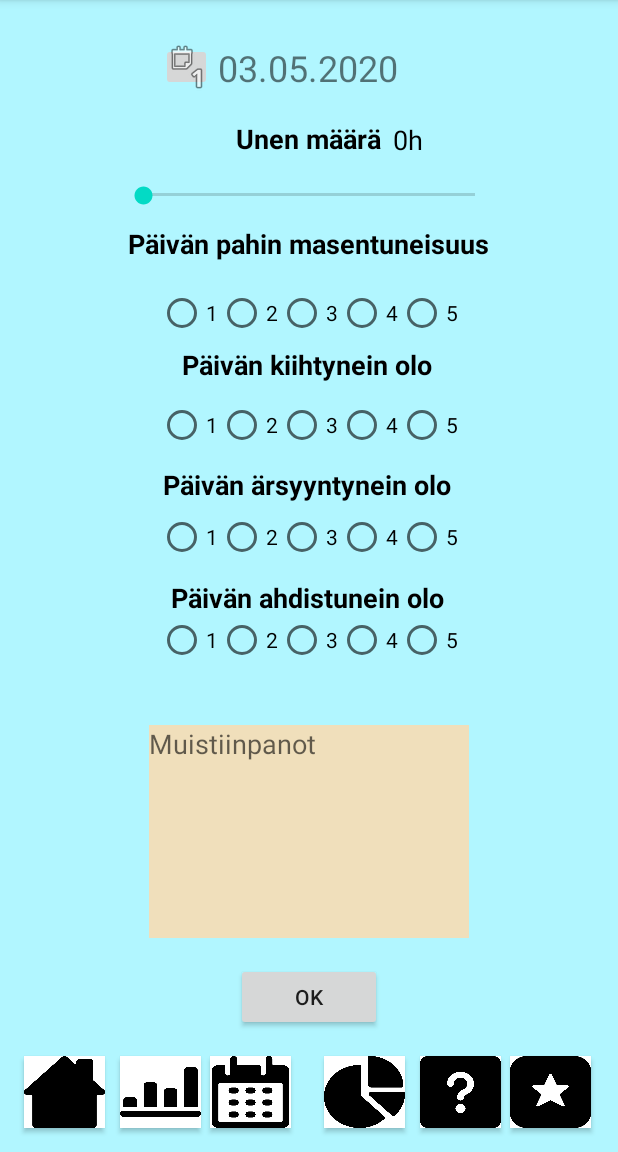
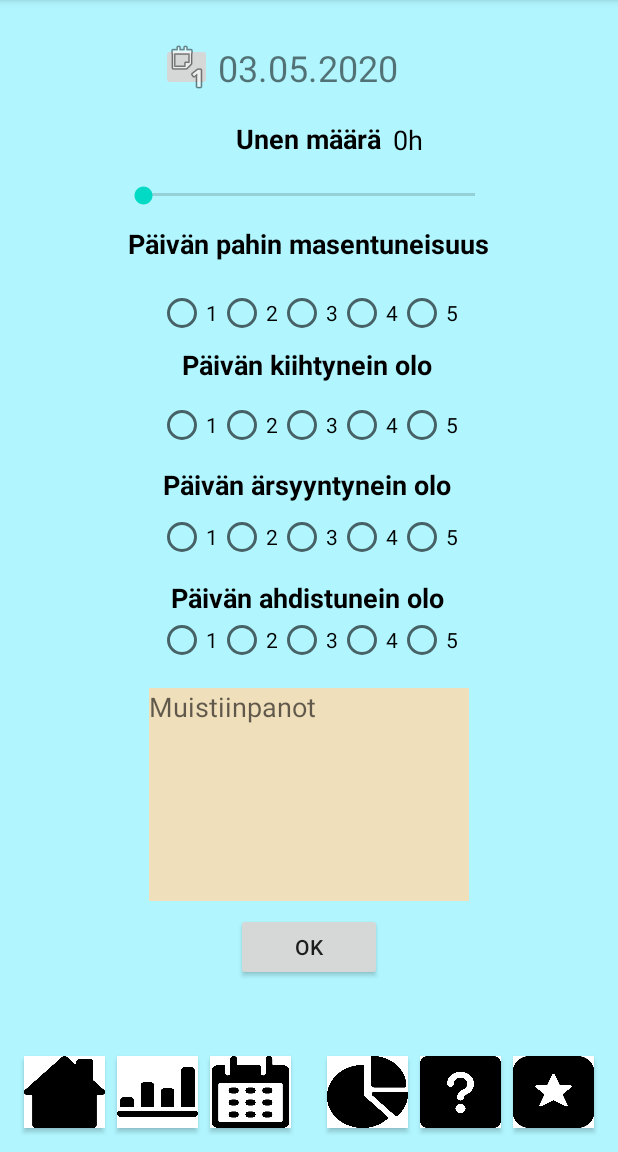
Before and after one commit to NicklasMichaelStellberg/Moodi, an Android app: the screen it shows after launch (MainActivity), on a phone screen of 412 x 824 dp, the part 84-1236 px from its top. Run offline under Robolectric (Android 15) with nearby library versions, the phone set to English and light mode, and no system bars.

Commit message:
Layout constraint muutoksia napeille

```diff
--- a/app/src/main/AndroidManifest.xml
+++ b/app/src/main/AndroidManifest.xml
@@ -9,6 +9,7 @@
         android:roundIcon="@mipmap/ic_launcher_round"
         android:supportsRtl="true"
         android:theme="@style/AppTheme">
+        <activity android:name=".SleepList"></activity>
         <activity android:name=".AverageDay" />
         <activity android:name=".charts" />
         <activity android:name=".Info" />
--- a/app/src/main/res/layout/activity_main.xml
+++ b/app/src/main/res/layout/activity_main.xml
@@ -331,61 +331,61 @@
         android:id="@+id/btnBarChart"
         android:layout_width="54dp"
         android:layout_height="48dp"
-        android:layout_marginStart="80dp"
-        android:layout_marginLeft="80dp"
+        android:layout_marginStart="8dp"
+        android:layout_marginLeft="8dp"
         android:layout_marginBottom="16dp"
         android:background="@drawable/analytics_bars"
         android:onClick="barChart"
         app:layout_constraintBottom_toBottomOf="parent"
-        app:layout_constraintStart_toStartOf="parent" />
+        app:layout_constraintStart_toEndOf="@+id/btnMain" />
 
     <Button
         android:id="@+id/btnCalendar"
         android:layout_width="54dp"
         android:layout_height="48dp"
-        android:layout_marginStart="140dp"
-        android:layout_marginLeft="140dp"
+        android:layout_marginStart="8dp"
+        android:layout_marginLeft="8dp"
         android:layout_marginBottom="16dp"
         android:background="@drawable/calendar_3"
         android:onClick="calendar"
         app:layout_constraintBottom_toBottomOf="parent"
-        app:layout_constraintStart_toStartOf="parent" />
+        app:layout_constraintStart_toEndOf="@+id/btnBarChart" />
 
     <Button
         android:id="@+id/btnPieChart"
         android:layout_width="54dp"
         android:layout_height="48dp"
-        android:layout_marginStart="216dp"
-        android:layout_marginLeft="216dp"
+        android:layout_marginEnd="8dp"
+        android:layout_marginRight="8dp"
         android:layout_marginBottom="16dp"
         android:background="@drawable/analytics_pie_2"
         android:onClick="pieChart"
         app:layout_constraintBottom_toBottomOf="parent"
-        app:layout_constraintStart_toStartOf="parent" />
+        app:layout_constraintEnd_toStartOf="@+id/btnInfo" />
 
     <Button
         android:id="@+id/btnInfo"
         android:layout_width="54dp"
         android:layout_height="48dp"
-        android:layout_marginStart="280dp"
-        android:layout_marginLeft="280dp"
+        android:layout_marginEnd="8dp"
+        android:layout_marginRight="8dp"
         android:layout_marginBottom="16dp"
         android:background="@drawable/question_help_square"
         android:onClick="info"
         app:layout_constraintBottom_toBottomOf="parent"
-        app:layout_constraintStart_toStartOf="parent" />
+        app:layout_constraintEnd_toStartOf="@+id/btnAverageDay" />
 
     <Button
         android:id="@+id/btnAverageDay"
         android:layout_width="54dp"
         android:layout_height="48dp"
-        android:layout_marginStart="340dp"
-        android:layout_marginLeft="340dp"
+        android:layout_marginEnd="16dp"
+        android:layout_marginRight="16dp"
         android:layout_marginBottom="16dp"
         android:background="@drawable/rating_star_square"
         android:onClick="averageDay"
         app:layout_constraintBottom_toBottomOf="parent"
-        app:layout_constraintStart_toStartOf="parent" />
+        app:layout_constraintEnd_toEndOf="parent" />
 
     <Button
         android:id="@+id/btnMain"
@@ -424,7 +424,7 @@
         android:id="@+id/notes"
         android:layout_width="213dp"
         android:layout_height="142dp"
-        android:layout_marginTop="24dp"
+        android:layout_marginTop="16dp"
         android:background="#E4F8DDB3"
         android:ems="10"
         android:gravity="top"
@@ -441,13 +441,12 @@
         android:id="@+id/button"
         android:layout_width="97dp"
         android:layout_height="45dp"
+        android:layout_marginTop="8dp"
         android:text="@string/Nappi"
-        app:layout_constraintBottom_toTopOf="@+id/btnCalendar"
         app:layout_constraintEnd_toEndOf="parent"
         app:layout_constraintHorizontal_bias="0.5"
         app:layout_constraintStart_toStartOf="parent"
-        app:layout_constraintTop_toBottomOf="@+id/notes"
-        app:layout_constraintVertical_bias="0.0" />
+        app:layout_constraintTop_toBottomOf="@+id/notes" />
 
 
 </androidx.constraintlayout.widget.ConstraintLayout>
```
